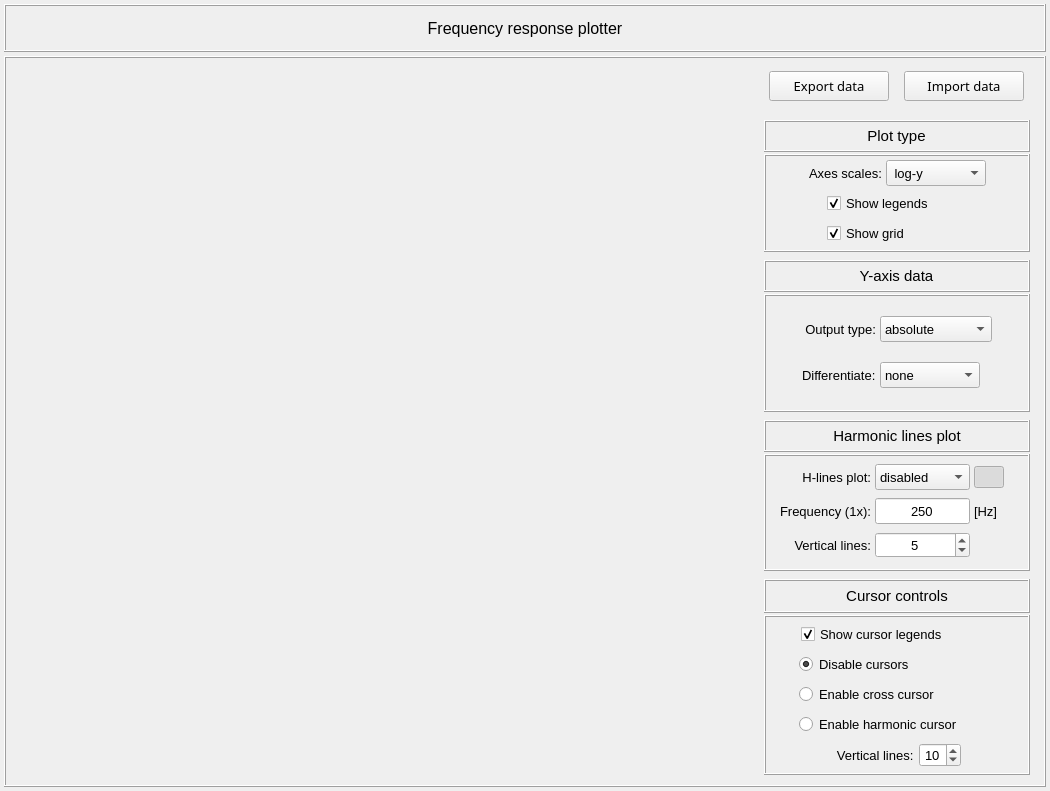
This is vibra/interface/data/ui_files/plots/general/frequency_response_plotter.ui in MOPT-UFSC/VIBRA as Qt 5 draws it before an edit. The edited form follows.
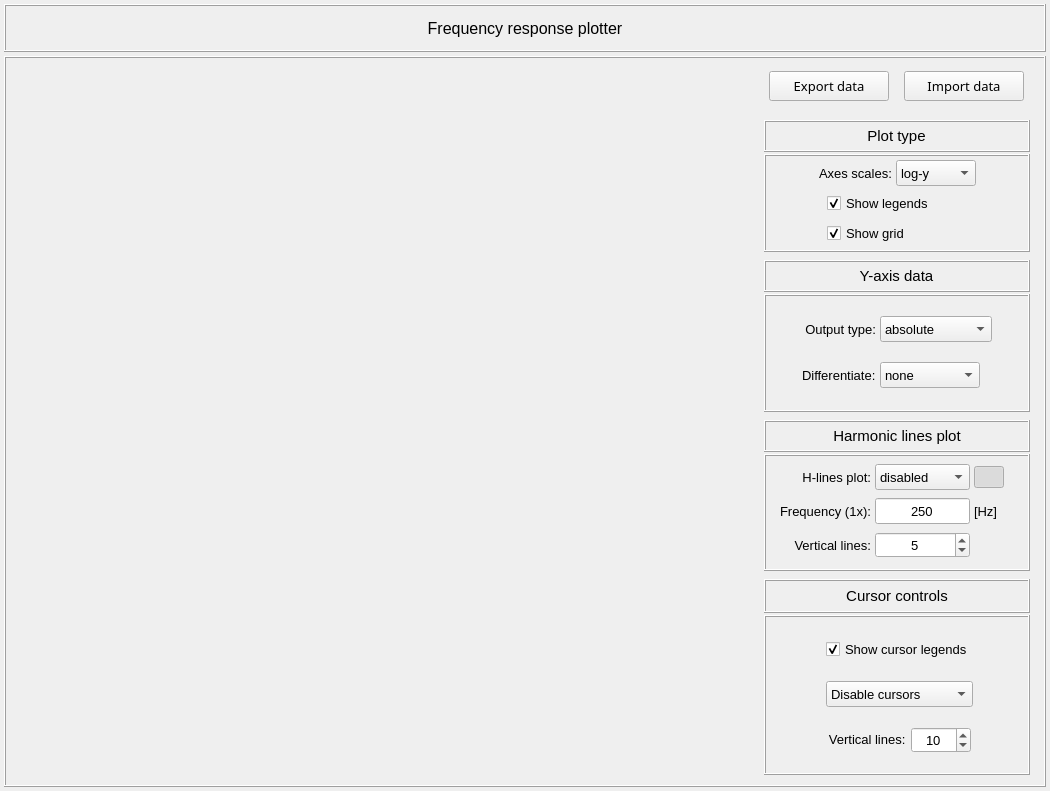
This is the edited form. Icons and pictures are not drawn.

Commit message: Use IntEnums in frequency response UI plotter class

```diff
--- a/vibra/interface/data/ui_files/plots/general/frequency_response_plotter.ui
+++ b/vibra/interface/data/ui_files/plots/general/frequency_response_plotter.ui
@@ -497,6 +497,19 @@
                          <property name="verticalSpacing">
                           <number>2</number>
                          </property>
+                         <item row="0" column="0">
+                          <spacer name="horizontalSpacer">
+                           <property name="orientation">
+                            <enum>Qt::Orientation::Horizontal</enum>
+                           </property>
+                           <property name="sizeHint" stdset="0">
+                            <size>
+                             <width>40</width>
+                             <height>20</height>
+                            </size>
+                           </property>
+                          </spacer>
+                         </item>
                          <item row="0" column="2">
                           <widget class="QComboBox" name="comboBox_plot_type">
                            <property name="sizePolicy">
@@ -530,7 +543,7 @@
                            </property>
                            <item>
                             <property name="text">
-                             <string> log-y</string>
+                             <string>log-y</string>
                             </property>
                            </item>
                            <item>
@@ -576,24 +589,17 @@
                           </widget>
                          </item>
                          <item row="0" column="3">
-                          <widget class="QFrame" name="frame_19">
-                           <property name="frameShape">
-                            <enum>QFrame::Shape::NoFrame</enum>
+                          <spacer name="horizontalSpacer_7">
+                           <property name="orientation">
+                            <enum>Qt::Orientation::Horizontal</enum>
                            </property>
-                           <property name="frameShadow">
-                            <enum>QFrame::Shadow::Raised</enum>
+                           <property name="sizeHint" stdset="0">
+                            <size>
+                             <width>40</width>
+                             <height>20</height>
+                            </size>
                            </property>
-                          </widget>
-                         </item>
-                         <item row="0" column="0">
-                          <widget class="QFrame" name="frame_21">
-                           <property name="frameShape">
-                            <enum>QFrame::Shape::NoFrame</enum>
-                           </property>
-                           <property name="frameShadow">
-                            <enum>QFrame::Shadow::Raised</enum>
-                           </property>
-                          </widget>
+                          </spacer>
                          </item>
                         </layout>
                        </widget>
@@ -1210,40 +1216,20 @@
                       <property name="spacing">
                        <number>4</number>
                       </property>
-                      <item row="3" column="0">
-                       <widget class="QRadioButton" name="radioButton_cross_cursor">
-                        <property name="minimumSize">
-                         <size>
-                          <width>75</width>
-                          <height>0</height>
-                         </size>
+                      <item row="2" column="0">
+                       <spacer name="horizontalSpacer_8">
+                        <property name="orientation">
+                         <enum>Qt::Orientation::Horizontal</enum>
                         </property>
-                        <property name="maximumSize">
+                        <property name="sizeHint" stdset="0">
                          <size>
-                          <width>200</width>
-                          <height>28</height>
+                          <width>40</width>
+                          <height>20</height>
                          </size>
                         </property>
-                        <property name="font">
-                         <font>
-                          <family>MS Shell Dlg 2</family>
-                          <pointsize>10</pointsize>
-                          <italic>false</italic>
-                          <bold>false</bold>
-                         </font>
-                        </property>
-                        <property name="text">
-                         <string>Enable cross cursor</string>
-                        </property>
-                        <property name="checked">
-                         <bool>false</bool>
-                        </property>
-                        <attribute name="buttonGroup">
-                         <string notr="true">buttonGroup_cursor</string>
-                        </attribute>
-                       </widget>
+                       </spacer>
                       </item>
-                      <item row="1" column="0">
+                      <item row="1" column="1">
                        <widget class="QFrame" name="frame_legends">
                         <property name="maximumSize">
                          <size>
@@ -1259,19 +1245,19 @@
                         </property>
                         <layout class="QGridLayout" name="gridLayout_14">
                          <property name="leftMargin">
-                          <number>2</number>
+                          <number>0</number>
                          </property>
                          <property name="topMargin">
-                          <number>2</number>
+                          <number>0</number>
                          </property>
                          <property name="rightMargin">
-                          <number>2</number>
+                          <number>0</number>
                          </property>
                          <property name="bottomMargin">
-                          <number>2</number>
+                          <number>0</number>
                          </property>
                          <property name="spacing">
-                          <number>2</number>
+                          <number>0</number>
                          </property>
                          <item row="0" column="0">
                           <widget class="QCheckBox" name="checkBox_cursor_legends">
@@ -1306,7 +1292,7 @@
                         </layout>
                        </widget>
                       </item>
-                      <item row="5" column="0" alignment="Qt::AlignmentFlag::AlignHCenter">
+                      <item row="3" column="1" alignment="Qt::AlignmentFlag::AlignHCenter">
                        <widget class="QFrame" name="frame_vertical_lines">
                         <property name="maximumSize">
                          <size>
@@ -1340,13 +1326,13 @@
                           <widget class="QSpinBox" name="spinBox_vertical_lines">
                            <property name="minimumSize">
                             <size>
-                             <width>0</width>
-                             <height>0</height>
+                             <width>60</width>
+                             <height>26</height>
                             </size>
                            </property>
                            <property name="maximumSize">
                             <size>
-                             <width>75</width>
+                             <width>100</width>
                              <height>26</height>
                             </size>
                            </property>
@@ -1369,7 +1355,7 @@
                            </property>
                           </widget>
                          </item>
-                         <item row="0" column="1">
+                         <item row="0" column="0" colspan="2">
                           <widget class="QLabel" name="label_2">
                            <property name="minimumSize">
                             <size>
@@ -1405,72 +1391,49 @@
                         </layout>
                        </widget>
                       </item>
-                      <item row="4" column="0">
-                       <widget class="QRadioButton" name="radioButton_harmonic_cursor">
+                      <item row="2" column="1">
+                       <widget class="QComboBox" name="comboBox_cursor_control">
                         <property name="minimumSize">
                          <size>
-                          <width>75</width>
-                          <height>0</height>
-                         </size>
-                        </property>
-                        <property name="maximumSize">
-                         <size>
-                          <width>200</width>
-                          <height>28</height>
-                         </size>
-                        </property>
-                        <property name="font">
-                         <font>
-                          <family>MS Shell Dlg 2</family>
-                          <pointsize>10</pointsize>
-                          <italic>false</italic>
-                          <bold>false</bold>
-                         </font>
-                        </property>
-                        <property name="text">
-                         <string>Enable harmonic cursor</string>
-                        </property>
-                        <property name="checked">
-                         <bool>false</bool>
-                        </property>
-                        <attribute name="buttonGroup">
-                         <string notr="true">buttonGroup_cursor</string>
-                        </attribute>
-                       </widget>
-                      </item>
-                      <item row="2" column="0">
-                       <widget class="QRadioButton" name="radioButton_disable_cursors">
-                        <property name="minimumSize">
-                         <size>
-                          <width>75</width>
-                          <height>0</height>
-                         </size>
-                        </property>
-                        <property name="maximumSize">
-                         <size>
-                          <width>200</width>
+                          <width>0</width>
                           <height>26</height>
                          </size>
                         </property>
                         <property name="font">
                          <font>
-                          <family>MS Shell Dlg 2</family>
                           <pointsize>10</pointsize>
-                          <italic>false</italic>
-                          <bold>false</bold>
                          </font>
                         </property>
-                        <property name="text">
-                         <string>Disable cursors</string>
-                        </property>
-                        <property name="checked">
-                         <bool>true</bool>
-                        </property>
-                        <attribute name="buttonGroup">
-                         <string notr="true">buttonGroup_cursor</string>
-                        </attribute>
+                        <item>
+                         <property name="text">
+                          <string>Disable cursors</string>
+                         </property>
+                        </item>
+                        <item>
+                         <property name="text">
+                          <string>Enable cursor</string>
+                         </property>
+                        </item>
+                        <item>
+                         <property name="text">
+                          <string>Enable h-cursor</string>
+                         </property>
+                        </item>
                        </widget>
                       </item>
+                      <item row="2" column="2">
+                       <spacer name="horizontalSpacer_9">
+                        <property name="orientation">
+                         <enum>Qt::Orientation::Horizontal</enum>
+                        </property>
+                        <property name="sizeHint" stdset="0">
+                         <size>
+                          <width>40</width>
+                          <height>20</height>
+                         </size>
+                        </property>
+                       </spacer>
+                      </item>
                      </layout>
                     </widget>
                    </item>
```
Left out of the diff: 35 changed lines with no effect on the pictures. The commit also changes 6 other files.
